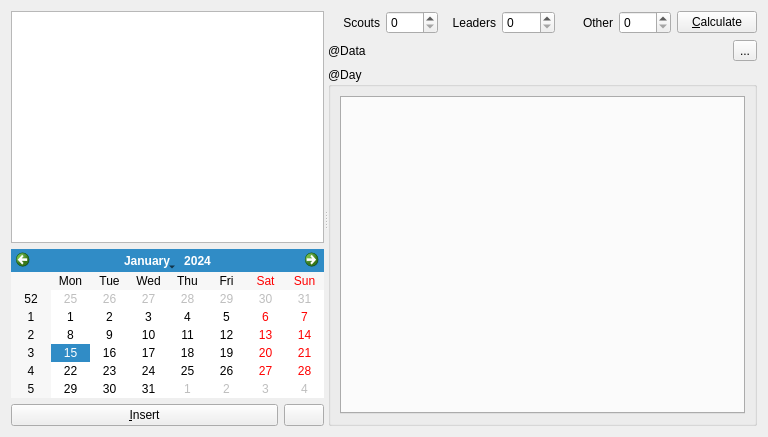
Qt form src/ui/TabMealWidget.ui (wnt-zhp/zarlock-cpp) before a commit.
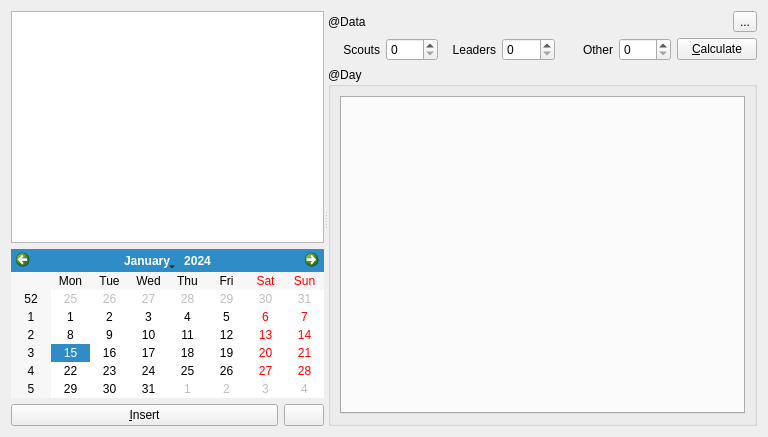
The same form after that commit. Custom widgets are drawn as their Qt base class.

Commit message: New commit, many changes, new meals system. Reporting bugs still forbidden.

Diff of the .ui file:
```diff
--- a/src/ui/TabMealWidget.ui
+++ b/src/ui/TabMealWidget.ui
@@ -49,6 +49,24 @@
      </widget>
      <widget class="QWidget" name="verticalLayoutWidget_2">
       <layout class="QVBoxLayout" name="verticalLayout_2">
+       <item>
+        <layout class="QHBoxLayout" name="horizontalLayout_2" stretch="1,0">
+         <item>
+          <widget class="QLabel" name="label_data">
+           <property name="text">
+            <string notr="true">@Data</string>
+           </property>
+          </widget>
+         </item>
+         <item>
+          <widget class="QToolButton" name="tools">
+           <property name="text">
+            <string>...</string>
+           </property>
+          </widget>
+         </item>
+        </layout>
+       </item>
        <item>
         <layout class="QHBoxLayout" name="horizontalLayout">
          <item>
@@ -99,24 +117,6 @@
          </item>
         </layout>
        </item>
-       <item>
-        <layout class="QHBoxLayout" name="horizontalLayout_2">
-         <item>
-          <widget class="QLabel" name="label_data">
-           <property name="text">
-            <string notr="true">@Data</string>
-           </property>
-          </widget>
-         </item>
-         <item>
-          <widget class="QToolButton" name="tools">
-           <property name="text">
-            <string>...</string>
-           </property>
-          </widget>
-         </item>
-        </layout>
-       </item>
        <item>
         <widget class="QGroupBox" name="group_meals">
          <property name="title">
```
Left out of the diff: 6 changed lines with no effect on the pictures. The commit also changes 27 other files.
